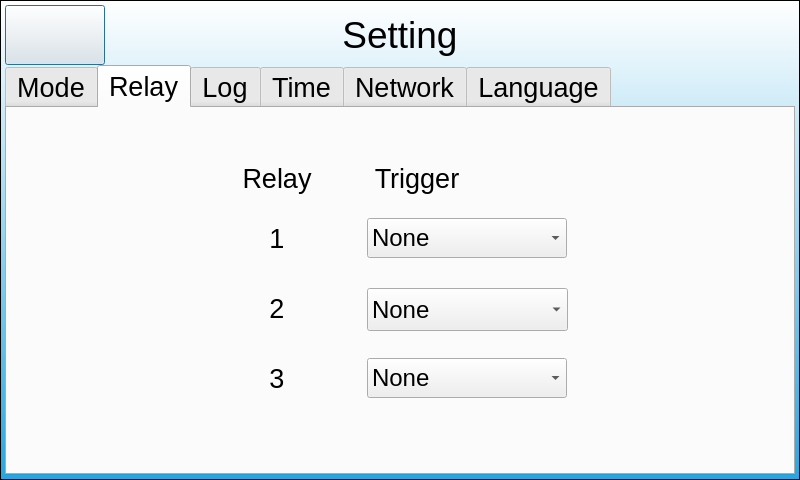
The window that settingdialog.ui (Keithsys730/ERC_UI_DEMO) describes before a commit, drawn with Qt 5.
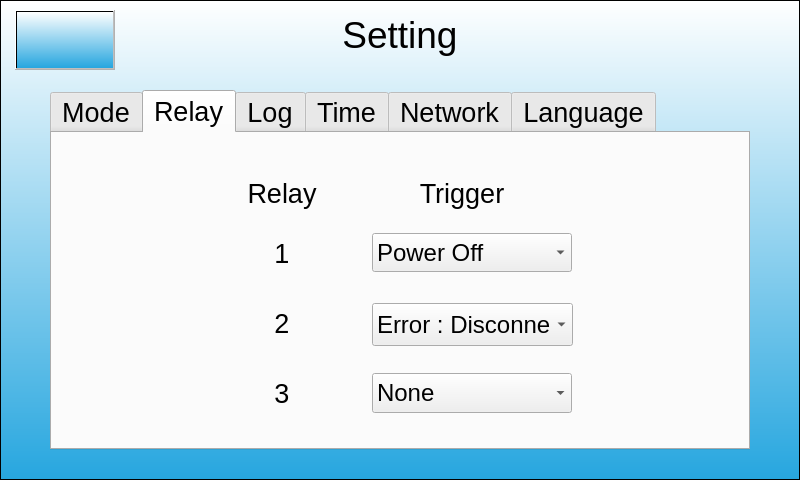
The same window after the commit. The open tabs and pages were chosen to show the change. Icons and pictures are not drawn.

```diff
--- a/settingdialog.ui
+++ b/settingdialog.ui
@@ -37,10 +37,10 @@
   <widget class="QTabWidget" name="settingTabWidget">
    <property name="geometry">
     <rect>
-     <x>5</x>
-     <y>65</y>
-     <width>790</width>
-     <height>410</height>
+     <x>50</x>
+     <y>90</y>
+     <width>700</width>
+     <height>360</height>
     </rect>
    </property>
    <property name="font">
@@ -231,8 +231,8 @@
     <widget class="QLabel" name="relayNumberLabel">
      <property name="geometry">
       <rect>
-       <x>230</x>
-       <y>50</y>
+       <x>190</x>
+       <y>40</y>
        <width>80</width>
        <height>40</height>
       </rect>
@@ -253,7 +253,7 @@
      <property name="geometry">
       <rect>
        <x>360</x>
-       <y>50</y>
+       <y>40</y>
        <width>100</width>
        <height>40</height>
       </rect>
@@ -273,8 +273,8 @@
     <widget class="QLabel" name="relay1Label">
      <property name="geometry">
       <rect>
-       <x>230</x>
-       <y>110</y>
+       <x>190</x>
+       <y>100</y>
        <width>80</width>
        <height>40</height>
       </rect>
@@ -294,8 +294,8 @@
     <widget class="QLabel" name="relay2Label">
      <property name="geometry">
       <rect>
-       <x>230</x>
-       <y>180</y>
+       <x>190</x>
+       <y>170</y>
        <width>80</width>
        <height>40</height>
       </rect>
@@ -315,8 +315,8 @@
     <widget class="QLabel" name="relay3Label">
      <property name="geometry">
       <rect>
-       <x>230</x>
-       <y>250</y>
+       <x>190</x>
+       <y>240</y>
        <width>80</width>
        <height>40</height>
       </rect>
@@ -336,19 +336,31 @@
     <widget class="QComboBox" name="relay1TriggerComboBox">
      <property name="geometry">
       <rect>
-       <x>360</x>
-       <y>110</y>
+       <x>320</x>
+       <y>100</y>
        <width>200</width>
-       <height>40</height>
+       <height>39</height>
       </rect>
      </property>
+     <property name="sizePolicy">
+      <sizepolicy hsizetype="Preferred" vsizetype="Preferred">
+       <horstretch>0</horstretch>
+       <verstretch>0</verstretch>
+      </sizepolicy>
+     </property>
+     <property name="maximumSize">
+      <size>
+       <width>200</width>
+       <height>330</height>
+      </size>
+     </property>
      <property name="font">
       <font>
        <pointsize>18</pointsize>
       </font>
      </property>
      <property name="currentText">
-      <string>None</string>
+      <string>Power Off</string>
      </property>
      <property name="maxVisibleItems">
       <number>5</number>
@@ -359,19 +371,12 @@
      <property name="insertPolicy">
       <enum>QComboBox::NoInsert</enum>
      </property>
+     <property name="sizeAdjustPolicy">
+      <enum>QComboBox::AdjustToMinimumContentsLengthWithIcon</enum>
+     </property>
      <property name="frame">
       <bool>true</bool>
      </property>
-     <item>
-      <property name="text">
-       <string>None</string>
-      </property>
-     </item>
-     <item>
-      <property name="text">
-       <string>Power On</string>
-      </property>
-     </item>
      <item>
       <property name="text">
        <string>Power Off</string>
@@ -391,19 +396,25 @@
     <widget class="QComboBox" name="relay2TriggerComboBox">
      <property name="geometry">
       <rect>
-       <x>360</x>
-       <y>180</y>
+       <x>320</x>
+       <y>170</y>
        <width>201</width>
        <height>43</height>
       </rect>
      </property>
+     <property name="sizePolicy">
+      <sizepolicy hsizetype="Preferred" vsizetype="Preferred">
+       <horstretch>0</horstretch>
+       <verstretch>0</verstretch>
+      </sizepolicy>
+     </property>
      <property name="font">
       <font>
        <pointsize>18</pointsize>
       </font>
      </property>
      <property name="currentText">
-      <string>None</string>
+      <string>Error : Disconnect</string>
      </property>
      <property name="maxVisibleItems">
       <number>5</number>
@@ -414,26 +425,6 @@
      <property name="insertPolicy">
       <enum>QComboBox::NoInsert</enum>
      </property>
-     <item>
-      <property name="text">
-       <string>None</string>
-      </property>
-     </item>
-     <item>
-      <property name="text">
-       <string>Power On</string>
-      </property>
-     </item>
-     <item>
-      <property name="text">
-       <string>Power Off</string>
-      </property>
-     </item>
-     <item>
-      <property name="text">
-       <string>Error : OVP</string>
-      </property>
-     </item>
      <item>
       <property name="text">
        <string>Error : Disconnect</string>
@@ -443,12 +434,18 @@
     <widget class="QComboBox" name="relay3TriggerComboBox">
      <property name="geometry">
       <rect>
-       <x>360</x>
-       <y>250</y>
+       <x>320</x>
+       <y>240</y>
        <width>200</width>
        <height>40</height>
       </rect>
      </property>
+     <property name="sizePolicy">
+      <sizepolicy hsizetype="Preferred" vsizetype="Preferred">
+       <horstretch>0</horstretch>
+       <verstretch>0</verstretch>
+      </sizepolicy>
+     </property>
      <property name="font">
       <font>
        <pointsize>18</pointsize>
@@ -1047,22 +1044,6 @@
     </widget>
    </widget>
   </widget>
-  <widget class="QPushButton" name="returnMainButton">
-   <property name="geometry">
-    <rect>
-     <x>5</x>
-     <y>5</y>
-     <width>100</width>
-     <height>60</height>
-    </rect>
-   </property>
-   <property name="styleSheet">
-    <string notr="true">border-image: url(:/buttonphotos/Meanwell.png);</string>
-   </property>
-   <property name="text">
-    <string/>
-   </property>
-  </widget>
   <widget class="QFrame" name="baseFrame">
    <property name="geometry">
     <rect>
@@ -1081,6 +1062,54 @@
    <property name="frameShadow">
     <enum>QFrame::Raised</enum>
    </property>
+   <widget class="QPushButton" name="returnMainButton_2">
+    <property name="geometry">
+     <rect>
+      <x>120</x>
+      <y>10</y>
+      <width>60</width>
+      <height>60</height>
+     </rect>
+    </property>
+    <property name="focusPolicy">
+     <enum>Qt::NoFocus</enum>
+    </property>
+    <property name="styleSheet">
+     <string notr="true">border-image: url(:/buttonphotos/home.png);
+</string>
+    </property>
+    <property name="text">
+     <string/>
+    </property>
+    <property name="autoDefault">
+     <bool>false</bool>
+    </property>
+    <property name="flat">
+     <bool>true</bool>
+    </property>
+   </widget>
+   <widget class="QPushButton" name="logoButton_2">
+    <property name="enabled">
+     <bool>false</bool>
+    </property>
+    <property name="geometry">
+     <rect>
+      <x>15</x>
+      <y>10</y>
+      <width>100</width>
+      <height>60</height>
+     </rect>
+    </property>
+    <property name="styleSheet">
+     <string notr="true">border-image: url(:/buttonphotos/Meanwell.png);</string>
+    </property>
+    <property name="text">
+     <string/>
+    </property>
+   </widget>
+   <zorder>returnMainButton_2</zorder>
+   <zorder>logoButton_2</zorder>
+   <zorder>settingTabWidget</zorder>
   </widget>
   <zorder>baseFrame</zorder>
   <zorder>settingLabel</zorder>
```
Left out of the diff: 219 changed lines with no effect on the pictures.
